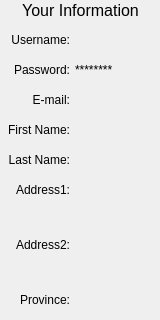
Old version of the form unicorn/ui/user.ui in the repository shiragaP/uAuction; both pictures show x 0 to 160 and y 0 to 320 of the 160 by 560 pixel window.
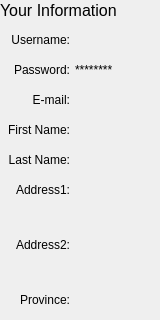
New version of the form.

```diff
--- a/unicorn/ui/user.ui
+++ b/unicorn/ui/user.ui
@@ -31,7 +31,7 @@
     <string>Your Information</string>
    </property>
    <property name="alignment">
-    <set>Qt::AlignCenter</set>
+    <set>Qt::AlignLeading|Qt::AlignLeft|Qt::AlignVCenter</set>
    </property>
   </widget>
   <widget class="QLabel" name="label_02_password_head">
```
